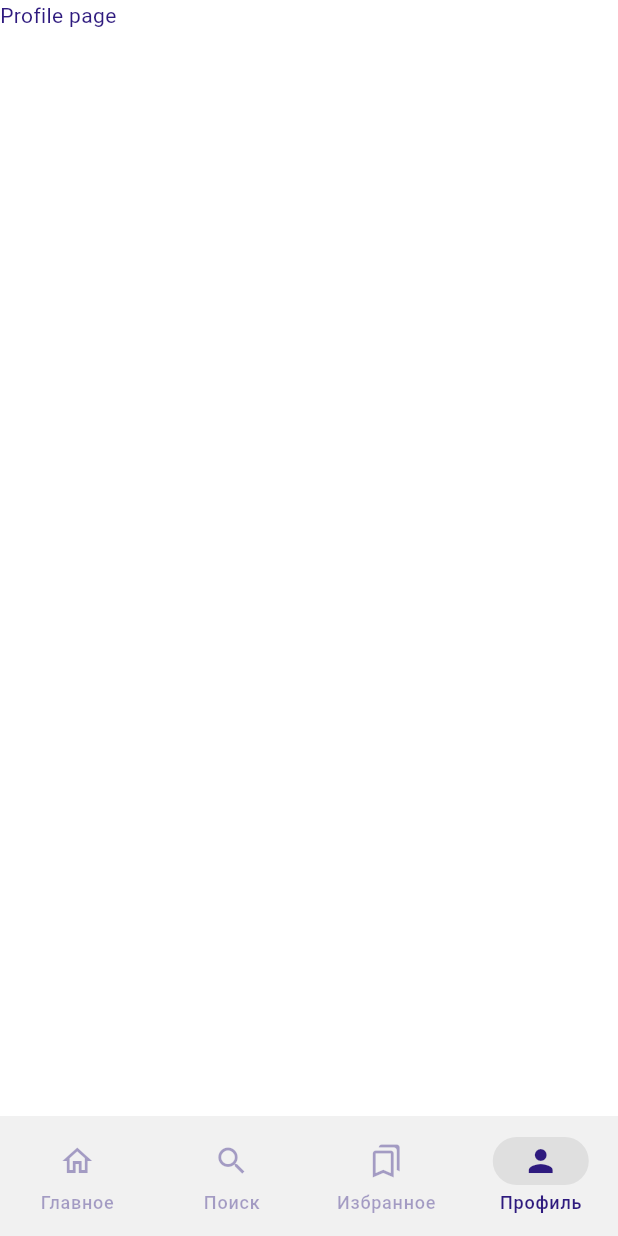
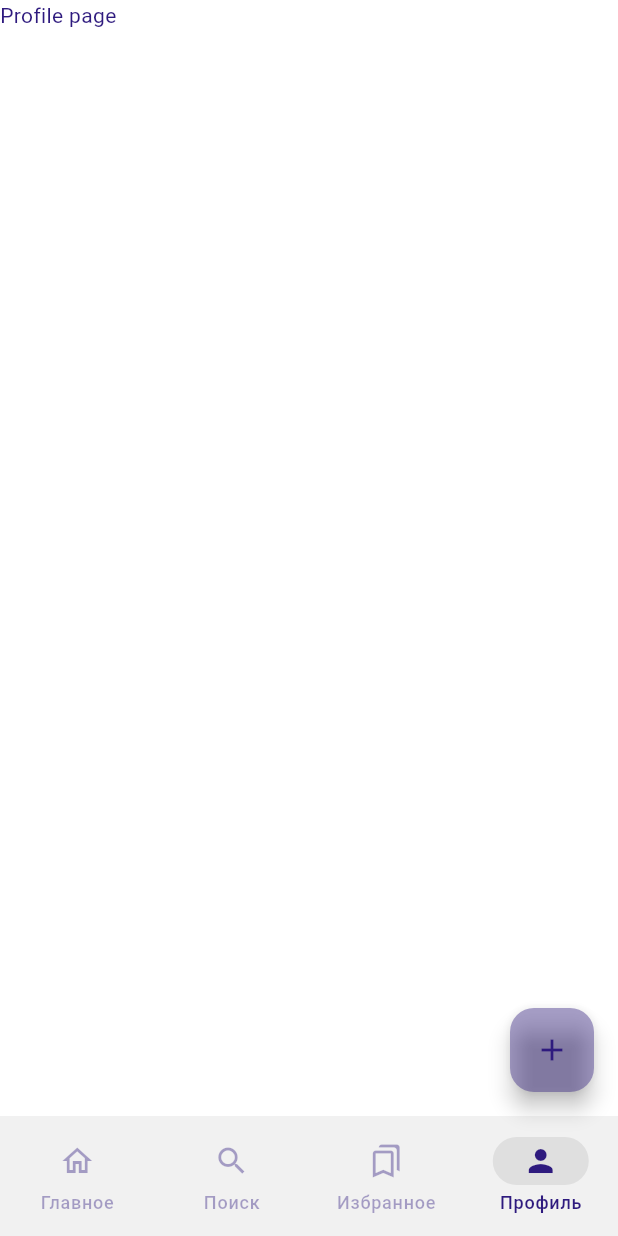
Before and after one commit to Lulu-fw01/guides-project, a Flutter app: the screen it shows after launch, item 4 of the bottom bar chosen, on a phone screen of 412 x 824 dp. Run offline on Flutter 3.47's test engine with Material 2 defaults, Android fonts, the phone set to English and light mode, and no system bars; our stand-ins replace bloc, flutter_bloc, google_fonts.

Commit message:
made template of main part of the app

```diff
--- a/guide_app/lib/features/main/screens/main_screen.dart
+++ b/guide_app/lib/features/main/screens/main_screen.dart
@@ -2,6 +2,7 @@ import 'package:flutter/material.dart';
 import 'package:guide_app/common/themes/main_theme.dart';
 import 'package:guide_app/features/favorites/screens/favorites_screen.dart';
 import 'package:guide_app/features/home/screens/home_screen.dart';
+import 'package:guide_app/features/main/widgets/favorites_app_bar.dart';
 import 'package:guide_app/features/profile/screens/profile_screen.dart';
 import 'package:guide_app/features/search/screens/search_screen.dart';
 import 'package:provider/provider.dart';
@@ -27,10 +28,30 @@ class MainScreenState extends State<MainScreen> {
   Widget build(BuildContext context) {
     final theme = Provider.of<MainTheme>(context);
     return Scaffold(
+      appBar: _buildAppBar(context),
       backgroundColor: Colors.white,
       body: SafeArea(child: _pages[selectedPageIndex]),
       bottomNavigationBar: _buildBottomNavigationBar(theme),
+      floatingActionButton: selectedPageIndex == 3
+          ? FloatingActionButton(
+              backgroundColor: theme.onSurfaceVariant,
+              onPressed: null,
+              child: Icon(
+                Icons.add,
+                color: theme.onSurface,
+              ),
+            )
+          : null,
     );
+  }
+
+  PreferredSizeWidget? _buildAppBar(BuildContext context) {
+    switch (selectedPageIndex) {
+      case 2:
+        return favoritesAppBar(context);
+      default:
+        return null;
+    }
   }
 
   Widget _buildBottomNavigationBar(MainTheme theme) => NavigationBar(
```
Also changed, not shown: guide_app/lib/features/main/widgets/favorites_app_bar.dart (added, +11 -0 lines), guide_app/lib/features/search/screens/search_screen.dart (+41 -9 lines).
